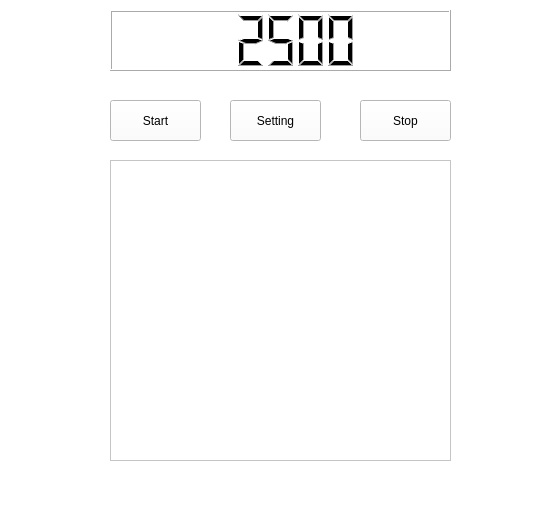
First picture: the form in ssubwindow.ui, repository allanwhledu/miniprogram_for_520, before the edit.
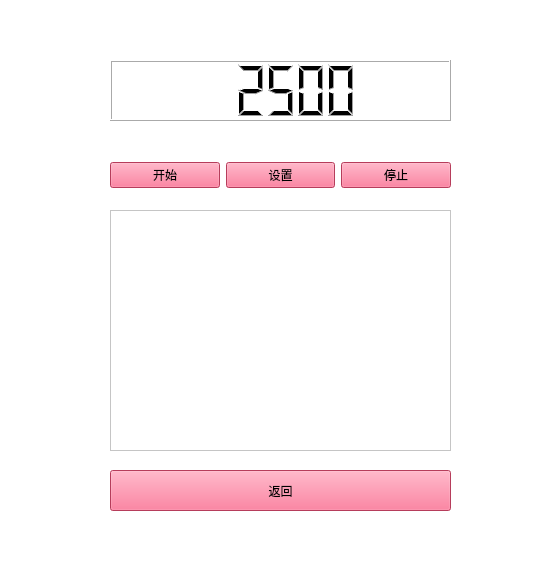
Second picture: the form after the edit.

```diff
--- a/ssubwindow.ui
+++ b/ssubwindow.ui
@@ -7,7 +7,7 @@
     <x>0</x>
     <y>0</y>
     <width>547</width>
-    <height>523</height>
+    <height>566</height>
    </rect>
   </property>
   <property name="windowTitle">
@@ -17,26 +17,13 @@
    <string notr="true">background-color: rgb(255, 255, 255);</string>
   </property>
   <widget class="QWidget" name="centralwidget">
-   <widget class="QPushButton" name="pushButton_start">
-    <property name="geometry">
-     <rect>
-      <x>110</x>
-      <y>100</y>
-      <width>91</width>
-      <height>41</height>
-     </rect>
-    </property>
-    <property name="text">
-     <string>Start</string>
-    </property>
-   </widget>
    <widget class="QTextBrowser" name="textBrowser">
     <property name="geometry">
      <rect>
       <x>110</x>
-      <y>160</y>
+      <y>210</y>
       <width>341</width>
-      <height>301</height>
+      <height>241</height>
      </rect>
     </property>
    </widget>
@@ -44,7 +31,7 @@
     <property name="geometry">
      <rect>
       <x>110</x>
-      <y>10</y>
+      <y>60</y>
       <width>341</width>
       <height>61</height>
      </rect>
@@ -53,31 +40,63 @@
      <number>2500</number>
     </property>
    </widget>
-   <widget class="QPushButton" name="pushButton_stop">
+   <widget class="QPushButton" name="return_button">
     <property name="geometry">
      <rect>
-      <x>360</x>
-      <y>100</y>
-      <width>91</width>
+      <x>110</x>
+      <y>470</y>
+      <width>341</width>
       <height>41</height>
      </rect>
     </property>
+    <property name="styleSheet">
+     <string notr="true">background-color: rgb(255, 85, 127);</string>
+    </property>
     <property name="text">
-     <string>Stop</string>
+     <string>返回</string>
     </property>
    </widget>
-   <widget class="QPushButton" name="pushButton_setting">
+   <widget class="QWidget" name="layoutWidget">
     <property name="geometry">
      <rect>
-      <x>230</x>
-      <y>100</y>
-      <width>91</width>
-      <height>41</height>
+      <x>110</x>
+      <y>150</y>
+      <width>341</width>
+      <height>51</height>
      </rect>
     </property>
-    <property name="text">
-     <string>Setting</string>
-    </property>
+    <layout class="QHBoxLayout" name="horizontalLayout">
+     <item>
+      <widget class="QPushButton" name="pushButton_start">
+       <property name="styleSheet">
+        <string notr="true">background-color: rgb(255, 85, 127);</string>
+       </property>
+       <property name="text">
+        <string>开始</string>
+       </property>
+      </widget>
+     </item>
+     <item>
+      <widget class="QPushButton" name="pushButton_setting">
+       <property name="styleSheet">
+        <string notr="true">background-color: rgb(255, 85, 127);</string>
+       </property>
+       <property name="text">
+        <string>设置</string>
+       </property>
+      </widget>
+     </item>
+     <item>
+      <widget class="QPushButton" name="pushButton_stop">
+       <property name="styleSheet">
+        <string notr="true">background-color: rgb(255, 85, 127);</string>
+       </property>
+       <property name="text">
+        <string>停止</string>
+       </property>
+      </widget>
+     </item>
+    </layout>
    </widget>
   </widget>
   <widget class="QMenuBar" name="menubar">
```
Left out of the diff: 2 changed lines with no effect on the pictures.
